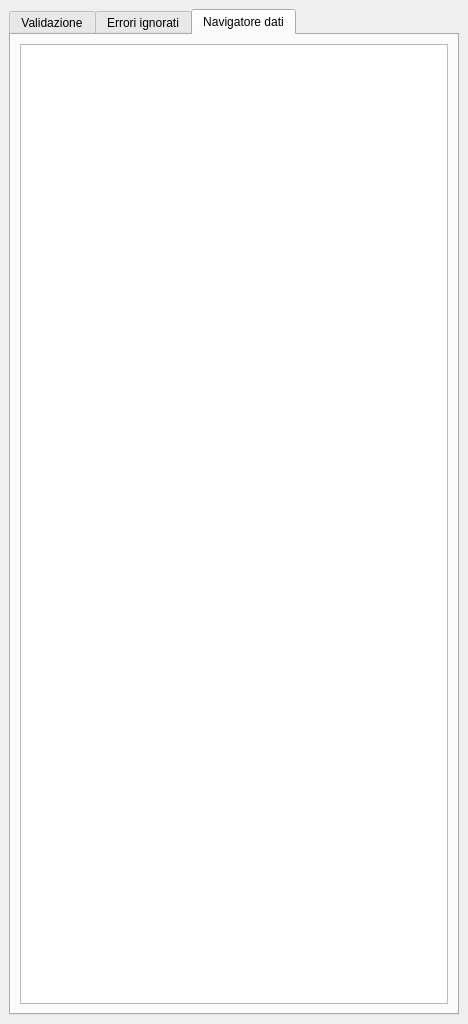
This is prg_dig/prg_dig_dockwidget_base.ui in ProvinciaAutonomaTrento/PRGDIG-plugin as Qt 5 draws it before an edit. The edited form follows.
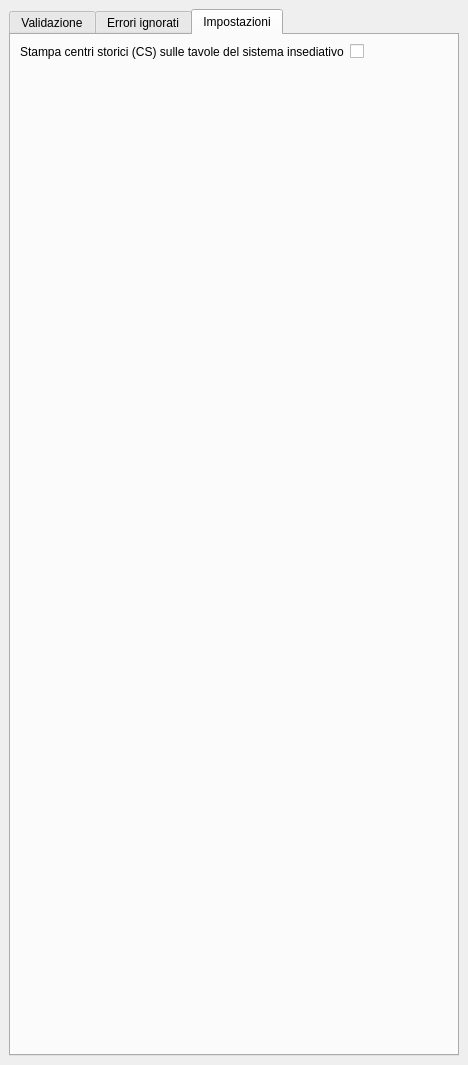
This is the edited form. The open tabs and pages were chosen to show the change. Icons and pictures are not drawn.

Commit message: Aggiunto flag per controllo stampe CS

The edit to the form file:
```diff
--- a/prg_dig/prg_dig_dockwidget_base.ui
+++ b/prg_dig/prg_dig_dockwidget_base.ui
@@ -7,7 +7,7 @@
     <x>0</x>
     <y>0</y>
     <width>468</width>
-    <height>1024</height>
+    <height>1065</height>
    </rect>
   </property>
   <property name="locale">
@@ -439,11 +439,22 @@
       </widget>
       <widget class="QWidget" name="dataNavigationTab">
        <attribute name="title">
-        <string>Navigatore dati</string>
+        <string>Impostazioni</string>
        </attribute>
-       <layout class="QGridLayout" name="gridLayout_7">
+       <layout class="QFormLayout" name="formLayout_7">
         <item row="0" column="0">
-         <widget class="QTreeView" name="dataNavigationTreeView"/>
+         <widget class="QLabel" name="stampaCSLabel">
+          <property name="text">
+           <string>Stampa centri storici (CS) sulle tavole del sistema insediativo</string>
+          </property>
+         </widget>
+        </item>
+        <item row="0" column="1">
+         <widget class="QCheckBox" name="stampaCSconDTcheckBox">
+          <property name="text">
+           <string/>
+          </property>
+         </widget>
         </item>
        </layout>
       </widget>
```
Left out of the diff: 4 changed lines with no effect on the pictures. The commit also changes 2 other files.
